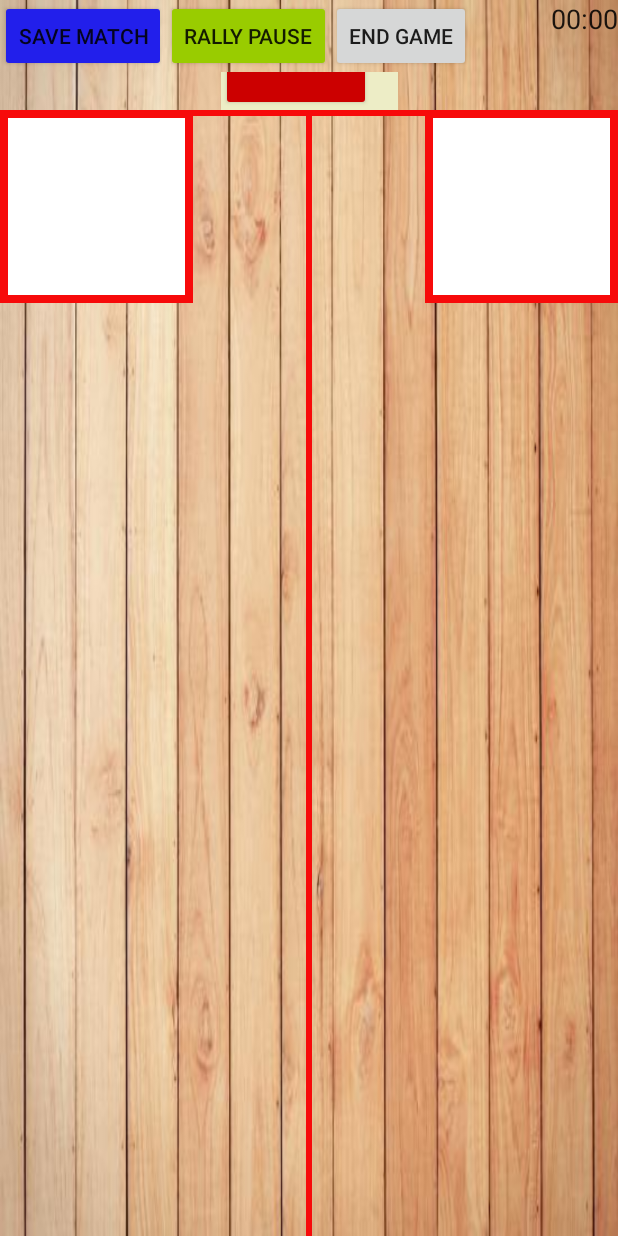
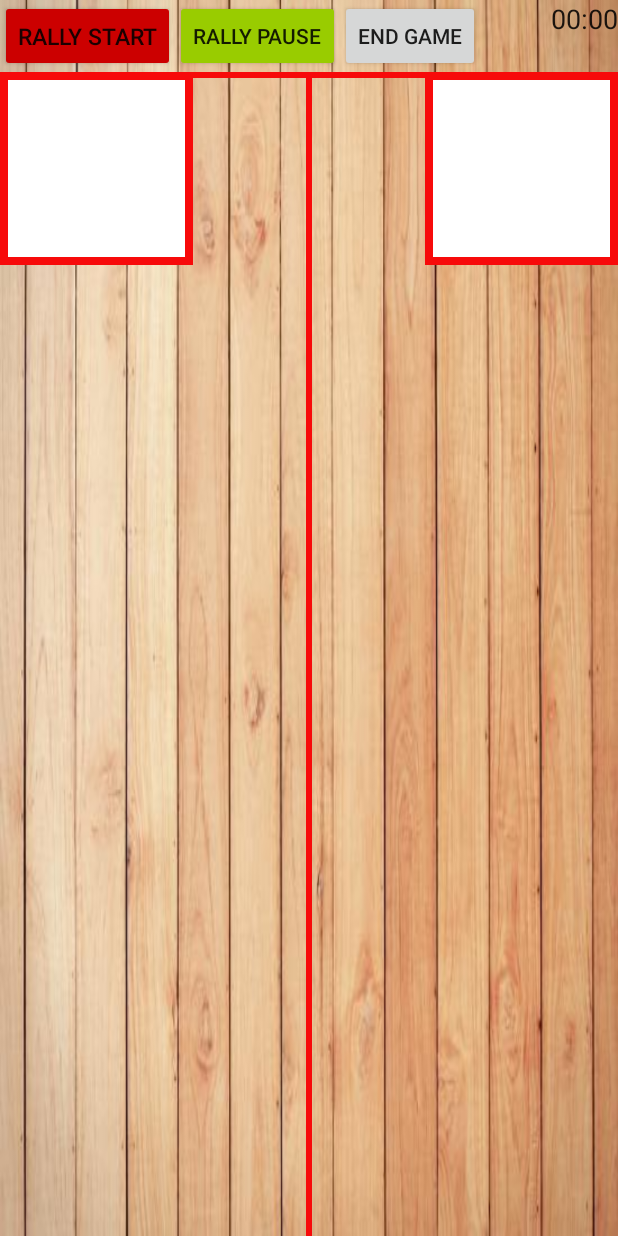
Before and after one commit to OsamaSaleh289/Squash-Video-Analysis-Project, an Android app: the layout layout_court.xml on its own in the app's theme, with its tools: preview values and no code run, on a phone screen of 412 x 824 dp. Run offline under Robolectric (Android 15) with nearby library versions, the phone set to English and light mode, and no system bars.

Commit message:
Completed layout migration

```diff
--- a/app/build.gradle
+++ b/app/build.gradle
@@ -31,7 +31,7 @@ dependencies {
     testImplementation 'junit:junit:4.12'
     androidTestImplementation 'androidx.test.espresso:espresso-core:3.2.0'
     implementation 'com.weiwangcn.betterspinner:library-material:1.1.0'
-    implementation 'com.google.firebase:firebase-storage:19.1.0'
-    implementation 'com.google.firebase:firebase-analytics:17.2.1'
+    //implementation 'com.google.firebase:firebase-storage:19.1.0'
+    //implementation 'com.google.firebase:firebase-analytics:17.2.1'
 }
-apply plugin: 'com.google.gms.google-services'
+//apply plugin: 'com.google.gms.google-services'
--- a/app/src/main/res/layout/activity_main.xml
+++ b/app/src/main/res/layout/activity_main.xml
@@ -136,7 +136,6 @@
                     android:id="@+id/saveToFirebase"
                     android:layout_width="wrap_content"
                     android:layout_height="wrap_content"
-                    android:onClick="onSaveClick"
                     android:text="Save Match" />
             </TableRow>
         </TableLayout>
--- a/app/src/main/res/layout/layout_court.xml
+++ b/app/src/main/res/layout/layout_court.xml
@@ -32,56 +32,10 @@
                 android:layout_height="match_parent"
                 app:layout_constraintBottom_toTopOf="parent"
                 app:layout_constraintLeft_toLeftOf="parent"
-                app:layout_constraintRight_toLeftOf="@id/buttons_section"
-                app:layout_constraintTop_toTopOf="parent" />
-
-            <androidx.constraintlayout.widget.ConstraintLayout
-                android:id="@+id/buttons_section"
-                android:layout_width="match_parent"
-                android:layout_height="match_parent"
-                app:layout_constraintBottom_toTopOf="parent"
-                app:layout_constraintLeft_toRightOf="@id/frontLeft"
+                app:layout_constraintTop_toTopOf="parent"
                 app:layout_constraintRight_toLeftOf="@id/frontRight"
-                app:layout_constraintTop_toTopOf="parent">
-
-                <TableLayout
-                    android:layout_width="118dp"
-                    android:layout_height="match_parent"
-                    android:background="@drawable/backandfront"
-                    app:layout_constraintTop_toTopOf="parent"
-                    app:layout_constraintBottom_toBottomOf="parent"
-                    app:layout_constraintLeft_toLeftOf="parent"
-                    app:layout_constraintRight_toRightOf="parent">
-
-                <TableRow
-                    android:layout_width="match_parent"
-                    android:layout_height="match_parent">
-
-                </TableRow>
-
-                <TableRow
-                    android:layout_width="match_parent"
-                    android:layout_height="match_parent">
-
-                    <Button
-                        android:id="@+id/rallyButton"
-                        android:layout_width="100dp"
-                        android:layout_height="100dp"
-                        android:backgroundTint="@android:color/holo_red_dark"
-                        android:onClick="startRally"
-                        android:text="Rally Start"
-                        android:textSize="20sp" />
-                </TableRow>
-
-                <TableRow
-                    android:layout_width="match_parent"
-                    android:layout_height="match_parent">
-
-                </TableRow>
-                </TableLayout>
-
-
-            </androidx.constraintlayout.widget.ConstraintLayout>
+                android:tag="frontLeft"
+                android:onClick="onShot"/>
 
 
             <androidx.constraintlayout.widget.ConstraintLayout
@@ -89,10 +43,11 @@
                 android:layout_width="wrap_content"
                 android:layout_height="match_parent"
                 app:layout_constraintBottom_toTopOf="parent"
-                app:layout_constraintLeft_toRightOf="@id/buttons_section"
                 app:layout_constraintRight_toRightOf="parent"
                 app:layout_constraintTop_toTopOf="parent"
-                tools:layout_editor_absoluteY="365dp" />
+                app:layout_constraintLeft_toRightOf="@id/frontLeft"
+                android:tag="frontRight"
+                android:onClick="onShot"/>
 
 
         </androidx.constraintlayout.widget.ConstraintLayout>
@@ -118,7 +73,9 @@
                     app:layout_constraintBottom_toBottomOf="parent"
                     app:layout_constraintLeft_toLeftOf="parent"
                     app:layout_constraintRight_toLeftOf="@id/backRight"
-                    app:layout_constraintTop_toTopOf="parent">
+                    app:layout_constraintTop_toTopOf="parent"
+                    android:tag="backLeft"
+                    android:onClick="onShot">
 
 
                 </View>
@@ -130,7 +87,9 @@
                     app:layout_constraintBottom_toBottomOf="parent"
                     app:layout_constraintLeft_toRightOf="@id/backLeft"
                     app:layout_constraintRight_toRightOf="parent"
-                    app:layout_constraintTop_toTopOf="parent">
+                    app:layout_constraintTop_toTopOf="parent"
+                    android:tag="backRight"
+                    android:onClick="onShot">
 
 
                 </View>
@@ -155,7 +114,9 @@
                     app:layout_constraintBottom_toBottomOf="parent"
                     app:layout_constraintDimensionRatio="1:1"
                     app:layout_constraintLeft_toLeftOf="parent"
-                    app:layout_constraintTop_toTopOf="parent" />
+                    app:layout_constraintTop_toTopOf="parent"
+                    android:tag="midLeft"
+                    android:onClick="onShot"/>
 
                 <View
                     android:id="@+id/midRight"
@@ -165,7 +126,9 @@
                     app:layout_constraintBottom_toBottomOf="parent"
                     app:layout_constraintDimensionRatio="1:1"
                     app:layout_constraintRight_toRightOf="parent"
-                    app:layout_constraintTop_toTopOf="parent" />
+                    app:layout_constraintTop_toTopOf="parent"
+                    android:tag="midRight"
+                    android:onClick="onShot"/>
             </androidx.constraintlayout.widget.ConstraintLayout>
 
             <View
@@ -215,7 +178,7 @@
             android:onClick="pauseTimerOnClick"
             android:text="Rally Pause"
             app:layout_constraintBottom_toBottomOf="parent"
-            app:layout_constraintStart_toEndOf="@+id/saveToFirebase"
+            app:layout_constraintStart_toEndOf="@+id/rallyButton"
             app:layout_constraintTop_toTopOf="parent" />
 
         <Button
@@ -229,14 +192,16 @@
             app:layout_constraintTop_toTopOf="parent" />
 
         <Button
-            android:id="@+id/saveToFirebase"
+            android:id="@+id/rallyButton"
             android:layout_width="wrap_content"
             android:layout_height="wrap_content"
-            android:onClick="onSaveClick"
-            android:backgroundTint="@color/colorPrimary"
-            android:text="Save Match"
-            app:layout_constraintLeft_toLeftOf="parent"
-            app:layout_constraintTop_toTopOf="parent"/>
+            android:backgroundTint="@android:color/holo_red_dark"
+            android:onClick="startRally"
+            android:text="Rally Start"
+            android:textSize="15sp"
+            app:layout_constraintRight_toLeftOf="@id/pauseButton"
+            app:layout_constraintTop_toTopOf="parent"
+            app:layout_constraintBottom_toBottomOf="parent"/>
 
     </androidx.constraintlayout.widget.ConstraintLayout>
 </androidx.constraintlayout.widget.ConstraintLayout>
```
Also changed, not shown: app/src/main/java/com/example/osama/videoanalysis/MainActivity.java (+24 -22 lines).
